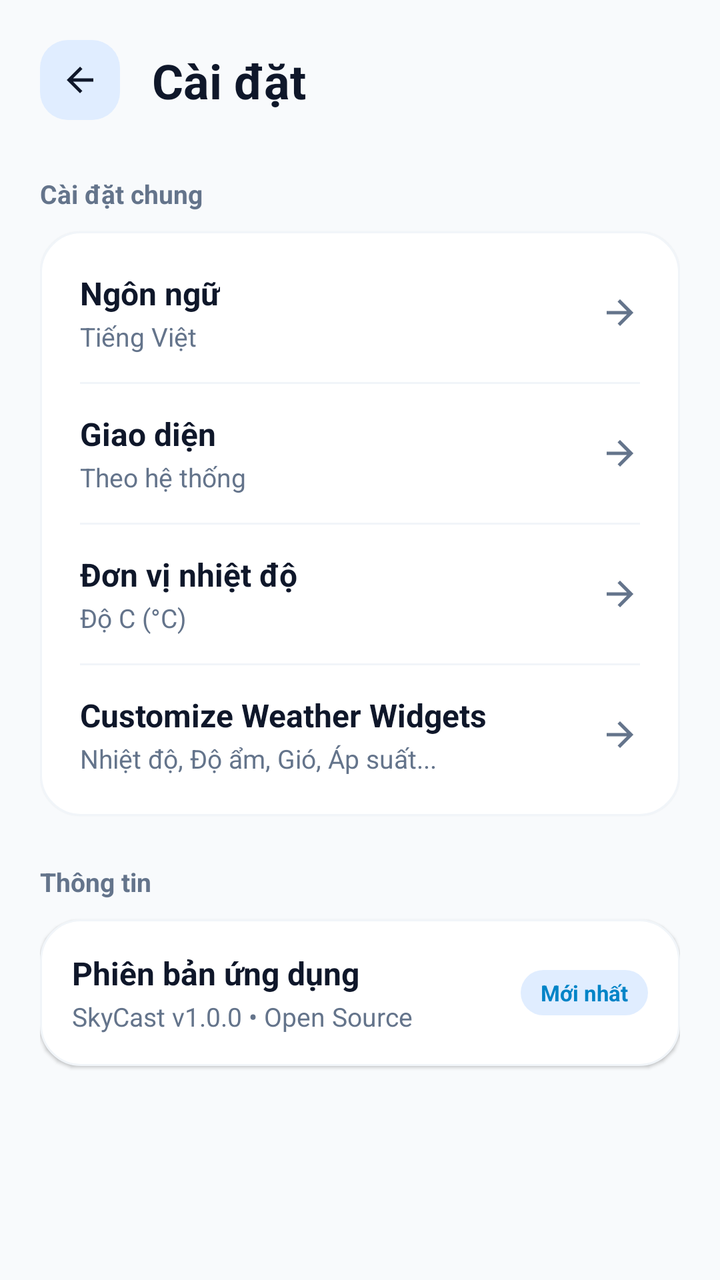
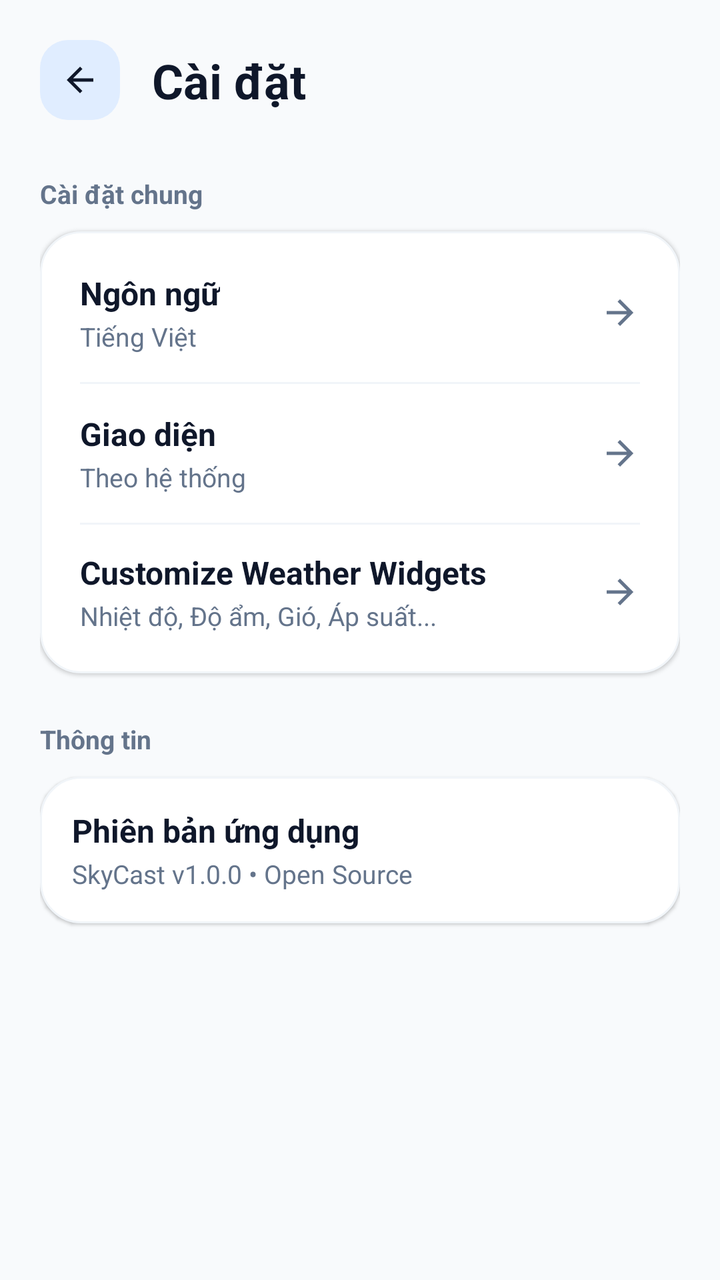

The first picture is an Android layout as it rendered before a commit; the second is the same layout after the commit. The layout source and the unified diff follow.
<!-- AndroidManifest.xml: application theme Theme.Weather -->
<!-- res/layout/fragment_settings.xml -->
<?xml version="1.0" encoding="utf-8"?>
<androidx.core.widget.NestedScrollView xmlns:android="http://schemas.android.com/apk/res/android"
    xmlns:app="http://schemas.android.com/apk/res-auto"
    xmlns:tools="http://schemas.android.com/tools"
    android:layout_width="match_parent"
    android:layout_height="match_parent"
    android:background="@color/home_bg"
    android:fillViewport="true"
    android:overScrollMode="never">

    <androidx.constraintlayout.widget.ConstraintLayout
        android:layout_width="match_parent"
        android:layout_height="wrap_content"
        android:padding="20dp">

        
        <ImageView
            android:id="@+id/btnBack"
            android:layout_width="40dp"
            android:layout_height="40dp"
            android:background="@drawable/bg_badge_rounded"
            android:contentDescription="Quay lại"
            android:padding="10dp"
            android:src="@drawable/ic_arrow_back"
            app:layout_constraintStart_toStartOf="parent"
            app:layout_constraintTop_toTopOf="parent"
            app:tint="@color/card_title" />

        <TextView
            android:id="@+id/tvSettingsTitle"
            android:layout_width="0dp"
            android:layout_height="wrap_content"
            android:layout_marginStart="16dp"
            android:text="Cài đặt"
            android:textColor="@color/card_title"
            android:textSize="24sp"
            android:textStyle="bold"
            app:layout_constraintBottom_toBottomOf="@id/btnBack"
            app:layout_constraintEnd_toEndOf="parent"
            app:layout_constraintStart_toEndOf="@id/btnBack"
            app:layout_constraintTop_toTopOf="@id/btnBack" />

        
        <TextView
            android:id="@+id/tvGeneralSectionTitle"
            android:layout_width="wrap_content"
            android:layout_height="wrap_content"
            android:layout_marginTop="28dp"
            android:text="Cài đặt chung"
            android:textColor="@color/brand_section_title"
            android:textSize="13sp"
            android:textStyle="bold"
            app:layout_constraintStart_toStartOf="parent"
            app:layout_constraintTop_toBottomOf="@id/btnBack" />

        <androidx.constraintlayout.widget.ConstraintLayout
            android:id="@+id/cardGeneralSettings"
            android:layout_width="match_parent"
            android:layout_height="wrap_content"
            android:layout_marginTop="10dp"
            android:background="@drawable/bg_card_white"
            android:elevation="1dp"
            android:padding="6dp"
            app:layout_constraintTop_toBottomOf="@id/tvGeneralSectionTitle">

            
            <LinearLayout
                android:id="@+id/layoutLanguage"
                android:layout_width="match_parent"
                android:layout_height="wrap_content"
                android:background="?attr/selectableItemBackground"
                android:clickable="true"
                android:focusable="true"
                android:gravity="center_vertical"
                android:orientation="horizontal"
                android:paddingHorizontal="14dp"
                android:paddingVertical="14dp"
                app:layout_constraintTop_toTopOf="parent">

                <LinearLayout
                    android:layout_width="0dp"
                    android:layout_height="wrap_content"
                    android:layout_weight="1"
                    android:orientation="vertical">

                    <TextView
                        android:layout_width="wrap_content"
                        android:layout_height="wrap_content"
                        android:text="Ngôn ngữ"
                        android:textColor="@color/card_title"
                        android:textSize="16sp"
                        android:textStyle="bold" />

                    <TextView
                        android:id="@+id/tvLanguageValue"
                        android:layout_width="wrap_content"
                        android:layout_height="wrap_content"
                        android:layout_marginTop="2dp"
                        android:text="Tiếng Việt"
                        android:textColor="@color/card_desc"
                        android:textSize="13sp" />
                </LinearLayout>

                <ImageView
                    android:layout_width="20dp"
                    android:layout_height="20dp"
                    android:src="@drawable/ic_arrow_forward"
                    app:tint="@color/brand_section_title" />
            </LinearLayout>

            <View
                android:id="@+id/divider1"
                android:layout_width="match_parent"
                android:layout_height="1dp"
                android:layout_marginHorizontal="14dp"
                android:background="@color/card_border"
                app:layout_constraintTop_toBottomOf="@id/layoutLanguage" />

            
            <LinearLayout
                android:id="@+id/layoutTheme"
                android:layout_width="match_parent"
                android:layout_height="wrap_content"
                android:background="?attr/selectableItemBackground"
                android:clickable="true"
                android:focusable="true"
                android:gravity="center_vertical"
                android:orientation="horizontal"
                android:paddingHorizontal="14dp"
                android:paddingVertical="14dp"
                app:layout_constraintTop_toBottomOf="@id/divider1">

                <LinearLayout
                    android:layout_width="0dp"
                    android:layout_height="wrap_content"
                    android:layout_weight="1"
                    android:orientation="vertical">

                    <TextView
                        android:layout_width="wrap_content"
                        android:layout_height="wrap_content"
                        android:text="Giao diện"
                        android:textColor="@color/card_title"
                        android:textSize="16sp"
                        android:textStyle="bold" />

                    <TextView
                        android:id="@+id/tvThemeValue"
                        android:layout_width="wrap_content"
                        android:layout_height="wrap_content"
                        android:layout_marginTop="2dp"
                        android:text="Theo hệ thống"
                        android:textColor="@color/card_desc"
                        android:textSize="13sp" />
                </LinearLayout>

                <ImageView
                    android:layout_width="20dp"
                    android:layout_height="20dp"
                    android:src="@drawable/ic_arrow_forward"
                    app:tint="@color/brand_section_title" />
            </LinearLayout>

            <View
                android:id="@+id/divider2"
                android:layout_width="match_parent"
                android:layout_height="1dp"
                android:layout_marginHorizontal="14dp"
                android:background="@color/card_border"
                app:layout_constraintTop_toBottomOf="@id/layoutTheme" />

            
            <LinearLayout
                android:id="@+id/layoutUnit"
                android:layout_width="match_parent"
                android:layout_height="wrap_content"
                android:background="?attr/selectableItemBackground"
                android:clickable="true"
                android:focusable="true"
                android:gravity="center_vertical"
                android:orientation="horizontal"
                android:paddingHorizontal="14dp"
                android:paddingVertical="14dp"
                app:layout_constraintTop_toBottomOf="@id/divider2">

                <LinearLayout
                    android:layout_width="0dp"
                    android:layout_height="wrap_content"
                    android:layout_weight="1"
                    android:orientation="vertical">

                    <TextView
                        android:layout_width="wrap_content"
                        android:layout_height="wrap_content"
                        android:text="Đơn vị nhiệt độ"
                        android:textColor="@color/card_title"
                        android:textSize="16sp"
                        android:textStyle="bold" />

                    <TextView
                        android:id="@+id/tvUnitValue"
                        android:layout_width="wrap_content"
                        android:layout_height="wrap_content"
                        android:layout_marginTop="2dp"
                        android:text="Độ C (°C)"
                        android:textColor="@color/card_desc"
                        android:textSize="13sp" />
                </LinearLayout>

                <ImageView
                    android:layout_width="20dp"
                    android:layout_height="20dp"
                    android:src="@drawable/ic_arrow_forward"
                    app:tint="@color/brand_section_title" />
            </LinearLayout>

            <View
                android:id="@+id/divider3"
                android:layout_width="match_parent"
                android:layout_height="1dp"
                android:layout_marginHorizontal="14dp"
                android:background="@color/card_border"
                app:layout_constraintTop_toBottomOf="@id/layoutUnit" />

            
            <LinearLayout
                android:id="@+id/layoutWeatherWidgets"
                android:layout_width="match_parent"
                android:layout_height="wrap_content"
                android:background="?attr/selectableItemBackground"
                android:clickable="true"
                android:focusable="true"
                android:gravity="center_vertical"
                android:orientation="horizontal"
                android:paddingHorizontal="14dp"
                android:paddingVertical="14dp"
                app:layout_constraintTop_toBottomOf="@id/divider3">

                <LinearLayout
                    android:layout_width="0dp"
                    android:layout_height="wrap_content"
                    android:layout_weight="1"
                    android:orientation="vertical">

                    <TextView
                        android:layout_width="wrap_content"
                        android:layout_height="wrap_content"
                        android:text="@string/settings_weather_setup"
                        android:textColor="@color/card_title"
                        android:textSize="16sp"
                        android:textStyle="bold" />

                    <TextView
                        android:id="@+id/tvWeatherWidgetsValue"
                        android:layout_width="wrap_content"
                        android:layout_height="wrap_content"
                        android:layout_marginTop="2dp"
                        android:text="Nhiệt độ, Độ ẩm, Gió, Áp suất..."
                        android:textColor="@color/card_desc"
                        android:textSize="13sp" />
                </LinearLayout>

                <ImageView
                    android:layout_width="20dp"
                    android:layout_height="20dp"
                    android:src="@drawable/ic_arrow_forward"
                    app:tint="@color/brand_section_title" />
            </LinearLayout>

        </androidx.constraintlayout.widget.ConstraintLayout>

        
        <TextView
            android:id="@+id/tvAboutSectionTitle"
            android:layout_width="wrap_content"
            android:layout_height="wrap_content"
            android:layout_marginTop="24dp"
            android:text="Thông tin"
            android:textColor="@color/brand_section_title"
            android:textSize="13sp"
            android:textStyle="bold"
            app:layout_constraintStart_toStartOf="parent"
            app:layout_constraintTop_toBottomOf="@id/cardGeneralSettings" />

        <androidx.constraintlayout.widget.ConstraintLayout
            android:id="@+id/cardAbout"
            android:layout_width="match_parent"
            android:layout_height="wrap_content"
            android:layout_marginTop="10dp"
            android:background="@drawable/bg_card_white"
            android:elevation="1dp"
            android:padding="16dp"
            app:layout_constraintTop_toBottomOf="@id/tvAboutSectionTitle">

            <LinearLayout
                android:layout_width="match_parent"
                android:layout_height="wrap_content"
                android:gravity="center_vertical"
                android:orientation="horizontal"
                app:layout_constraintTop_toTopOf="parent">

                <LinearLayout
                    android:layout_width="0dp"
                    android:layout_height="wrap_content"
                    android:layout_weight="1"
                    android:orientation="vertical">

                    <TextView
                        android:layout_width="wrap_content"
                        android:layout_height="wrap_content"
                        android:text="Phiên bản ứng dụng"
                        android:textColor="@color/card_title"
                        android:textSize="16sp"
                        android:textStyle="bold" />

                    <TextView
                        android:id="@+id/tvAppVersion"
                        android:layout_width="wrap_content"
                        android:layout_height="wrap_content"
                        android:layout_marginTop="2dp"
                        android:text="SkyCast v1.0.0 • Open Source"
                        android:textColor="@color/card_desc"
                        android:textSize="13sp" />
                </LinearLayout>

                <TextView
                    android:layout_width="wrap_content"
                    android:layout_height="wrap_content"
                    android:background="@drawable/bg_pill_tag"
                    android:backgroundTint="@color/badge_blue_bg"
                    android:paddingHorizontal="10dp"
                    android:paddingVertical="4dp"
                    android:text="Mới nhất"
                    android:textColor="@color/stat_primary"
                    android:textSize="11sp"
                    android:textStyle="bold" />
            </LinearLayout>
        </androidx.constraintlayout.widget.ConstraintLayout>

    </androidx.constraintlayout.widget.ConstraintLayout>
</androidx.core.widget.NestedScrollView>
<!-- resources referenced by this layout -->
<resources>
  <color name="badge_blue_bg">#E0EDFF</color>
  <color name="brand_section_title">#64748B</color>
  <color name="card_border">#F1F5F9</color>
  <color name="card_desc">#64748B</color>
  <color name="card_title">#0F172A</color>
  <color name="home_bg">#F8FAFC</color>
  <color name="stat_primary">#0284C7</color>
  <!-- drawable bg_badge_rounded (drawable) -->
  <?xml version="1.0" encoding="utf-8"?>
  <shape xmlns:android="http://schemas.android.com/apk/res/android"
      android:shape="rectangle">
      <corners android:radius="14dp" />
      <solid android:color="@color/badge_blue_bg" />
  </shape>
  <!-- drawable bg_card_white (drawable) -->
  <shape xmlns:android="http://schemas.android.com/apk/res/android"
      android:shape="rectangle">
      <corners android:radius="20dp" />
      <solid android:color="@color/card_bg" />
      <stroke
          android:width="1dp"
          android:color="@color/card_border" />
  </shape>
  <!-- drawable bg_pill_tag (drawable) -->
  <?xml version="1.0" encoding="utf-8"?>
  <shape xmlns:android="http://schemas.android.com/apk/res/android"
      android:shape="rectangle">
      <corners android:radius="100dp" />
      <solid android:color="@color/tag_gray_bg" />
  </shape>
  <!-- drawable ic_arrow_back (drawable) -->
  <vector xmlns:android="http://schemas.android.com/apk/res/android"
      android:width="24dp"
      android:height="24dp"
      android:viewportWidth="24"
      android:viewportHeight="24">
      <path
          android:fillColor="@color/card_title"
          android:pathData="M20,11H7.83l5.59,-5.59L12,4l-8,8l8,8l1.41,-1.41L7.83,13H20v-2z"/>
  </vector>
  <!-- drawable ic_arrow_forward (drawable) -->
  <vector xmlns:android="http://schemas.android.com/apk/res/android"
      android:width="24dp"
      android:height="24dp"
      android:viewportWidth="24"
      android:viewportHeight="24"
      android:tint="?attr/colorControlNormal">
      <path
          android:fillColor="@android:color/white"
          android:pathData="M12,4l-1.41,1.41L16.17,11H4v2h12.17l-5.58,5.59L12,20l8,-8z"/>
  </vector>
  <string name="settings_weather_setup">Customize Weather Widgets</string>
  <style name="Theme.Weather" parent="Base.Theme.Weather" />
  <color name="card_bg">#FFFFFF</color>
  <color name="tag_gray_bg">#E2E8F0</color>
  <style name="Base.Theme.Weather" parent="Theme.Material3.DayNight.NoActionBar">
          
          
      </style>
</resources>

<!-- the commit's change to res/layout/fragment_settings.xml (unified diff, before → after) -->
@@ -169,9 +169,12 @@
                 android:background="@color/card_border"
                 app:layout_constraintTop_toBottomOf="@id/layoutTheme" />
 
+
+
+
             
             <LinearLayout
-                android:id="@+id/layoutUnit"
+                android:id="@+id/layoutWeatherWidgets"
                 android:layout_width="match_parent"
                 android:layout_height="wrap_content"
                 android:background="?attr/selectableItemBackground"
@@ -181,60 +184,8 @@
                 android:orientation="horizontal"
                 android:paddingHorizontal="14dp"
                 android:paddingVertical="14dp"
-                app:layout_constraintTop_toBottomOf="@id/divider2">
-
-                <LinearLayout
-                    android:layout_width="0dp"
-                    android:layout_height="wrap_content"
-                    android:layout_weight="1"
-                    android:orientation="vertical">
-
-                    <TextView
-                        android:layout_width="wrap_content"
-                        android:layout_height="wrap_content"
-                        android:text="Đơn vị nhiệt độ"
-                        android:textColor="@color/card_title"
-                        android:textSize="16sp"
-                        android:textStyle="bold" />
-
-                    <TextView
-                        android:id="@+id/tvUnitValue"
-                        android:layout_width="wrap_content"
-                        android:layout_height="wrap_content"
-                        android:layout_marginTop="2dp"
-                        android:text="Độ C (°C)"
-                        android:textColor="@color/card_desc"
-                        android:textSize="13sp" />
-                </LinearLayout>
-
-                <ImageView
-                    android:layout_width="20dp"
-                    android:layout_height="20dp"
-                    android:src="@drawable/ic_arrow_forward"
-                    app:tint="@color/brand_section_title" />
-            </LinearLayout>
-
-            <View
-                android:id="@+id/divider3"
-                android:layout_width="match_parent"
-                android:layout_height="1dp"
-                android:layout_marginHorizontal="14dp"
-                android:background="@color/card_border"
-                app:layout_constraintTop_toBottomOf="@id/layoutUnit" />
-
-            
-            <LinearLayout
-                android:id="@+id/layoutWeatherWidgets"
-                android:layout_width="match_parent"
-                android:layout_height="wrap_content"
-                android:background="?attr/selectableItemBackground"
-                android:clickable="true"
-                android:focusable="true"
-                android:gravity="center_vertical"
-                android:orientation="horizontal"
-                android:paddingHorizontal="14dp"
-                android:paddingVertical="14dp"
-                app:layout_constraintTop_toBottomOf="@id/divider3">
+                app:layout_constraintTop_toBottomOf="@+id/layoutTheme"
+                tools:layout_editor_absoluteX="6dp">
 
                 <LinearLayout
                     android:layout_width="0dp"
@@ -323,17 +274,7 @@
                         android:textSize="13sp" />
                 </LinearLayout>
 
-                <TextView
-                    android:layout_width="wrap_content"
-                    android:layout_height="wrap_content"
-                    android:background="@drawable/bg_pill_tag"
-                    android:backgroundTint="@color/badge_blue_bg"
-                    android:paddingHorizontal="10dp"
-                    android:paddingVertical="4dp"
-                    android:text="Mới nhất"
-                    android:textColor="@color/stat_primary"
-                    android:textSize="11sp"
-                    android:textStyle="bold" />
+
             </LinearLayout>
         </androidx.constraintlayout.widget.ConstraintLayout>
 
<!-- resource entries referenced after the edit -->
@@ -6,7 +6,6 @@
   <color name="card_desc">#64748B</color>
   <color name="card_title">#0F172A</color>
   <color name="home_bg">#F8FAFC</color>
-  <color name="stat_primary">#0284C7</color>
   <!-- drawable bg_badge_rounded (drawable) -->
   <?xml version="1.0" encoding="utf-8"?>
   <shape xmlns:android="http://schemas.android.com/apk/res/android"
@@ -22,13 +21,6 @@
       <stroke
           android:width="1dp"
           android:color="@color/card_border" />
-  </shape>
-  <!-- drawable bg_pill_tag (drawable) -->
-  <?xml version="1.0" encoding="utf-8"?>
-  <shape xmlns:android="http://schemas.android.com/apk/res/android"
-      android:shape="rectangle">
-      <corners android:radius="100dp" />
-      <solid android:color="@color/tag_gray_bg" />
   </shape>
   <!-- drawable ic_arrow_back (drawable) -->
   <vector xmlns:android="http://schemas.android.com/apk/res/android"
@@ -54,7 +46,6 @@
   <string name="settings_weather_setup">Customize Weather Widgets</string>
   <style name="Theme.Weather" parent="Base.Theme.Weather" />
   <color name="card_bg">#FFFFFF</color>
-  <color name="tag_gray_bg">#E2E8F0</color>
   <style name="Base.Theme.Weather" parent="Theme.Material3.DayNight.NoActionBar">
           
           
